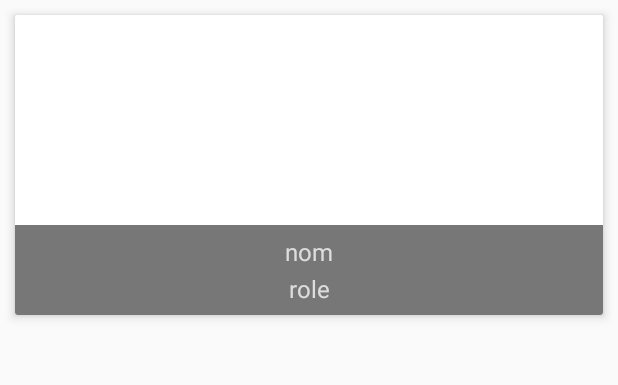
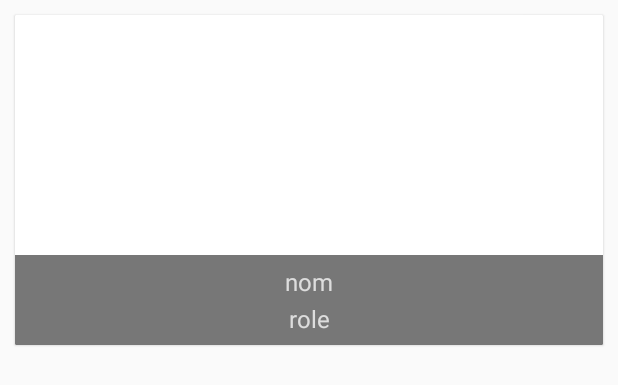
Before and after one commit to AndroApp/BetaSeries, an Android app: the layout cell_show_character.xml on its own in the app's theme, with its tools: preview values and no code run, on a phone screen of 412 x 824 dp. Shown: the top 385 px of the screen. Run offline under Robolectric (Android 15) with nearby library versions, the light colour scheme and no system bars; plain views replace Carpaccio.

Commit message:
petits détails graphiques

```diff
--- a/app/src/main/res/layout/cell_show_character.xml
+++ b/app/src/main/res/layout/cell_show_character.xml
@@ -16,9 +16,10 @@
 
     <android.support.v7.widget.CardView
         android:layout_width="match_parent"
-        android:layout_height="200dp"
+        android:layout_height="220dp"
         android:layout_margin="10dip"
-        app:cardElevation="4dp"
+        app:cardElevation="1dp"
+        app:cardCornerRadius="1dp"
         app:cardPreventCornerOverlap="false">
 
         <RelativeLayout
--- a/app/src/main/res/layout/cell_show_detail.xml
+++ b/app/src/main/res/layout/cell_show_detail.xml
@@ -35,7 +35,7 @@
                 android:layout_marginTop="@dimen/cardMarginVertical"
                 android:clipToPadding="false"
                 app:cardCornerRadius="1dp"
-                app:cardElevation="4dp"
+                app:cardElevation="1dp"
                 app:cardPreventCornerOverlap="false">
 
                 <ImageView
--- a/app/src/main/res/layout/cell_show_episode.xml
+++ b/app/src/main/res/layout/cell_show_episode.xml
@@ -19,7 +19,8 @@
         android:layout_marginRight="@dimen/cardMarginHorizontal"
         android:layout_marginTop="@dimen/cardMarginVertical"
         android:clipToPadding="false"
-        app:cardElevation="4dp"
+        app:cardElevation="1dp"
+        app:cardCornerRadius="1dp"
         app:cardPreventCornerOverlap="false">
 
         <ImageView
--- a/app/src/main/res/layout/cell_show_similar.xml
+++ b/app/src/main/res/layout/cell_show_similar.xml
@@ -17,7 +17,8 @@
         android:layout_width="match_parent"
         android:layout_height="200dp"
         android:layout_margin="10dip"
-        app:cardElevation="4dp"
+        app:cardElevation="1dp"
+        app:cardCornerRadius="1dp"
         app:cardPreventCornerOverlap="false">
 
         <ImageView
```
